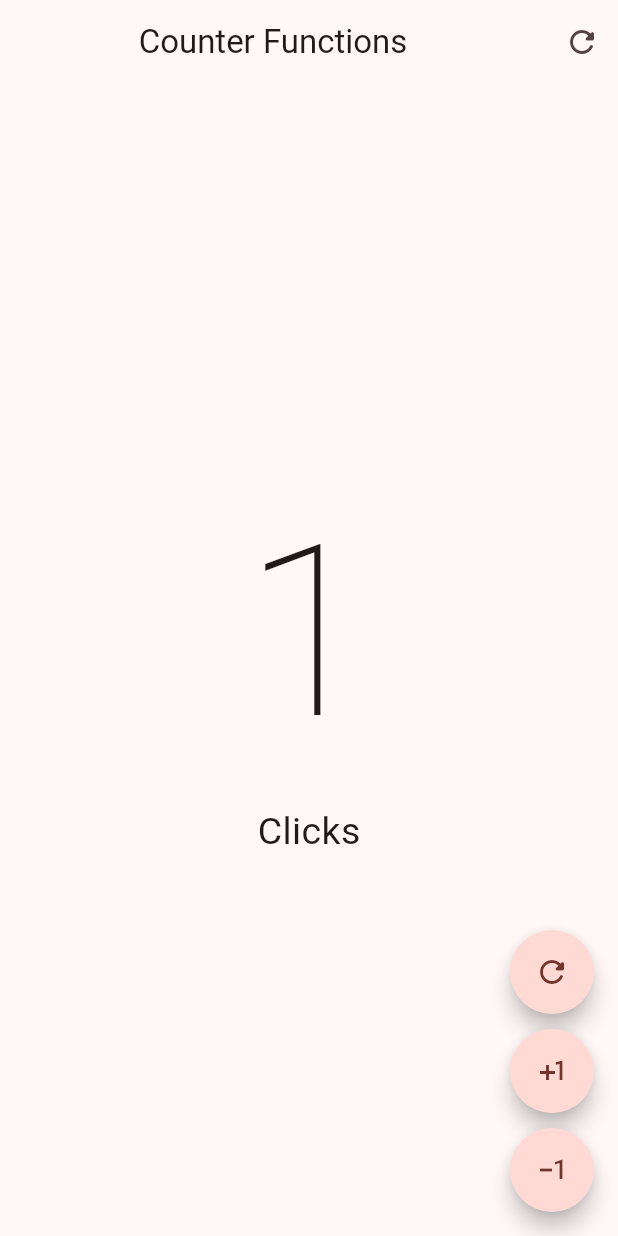
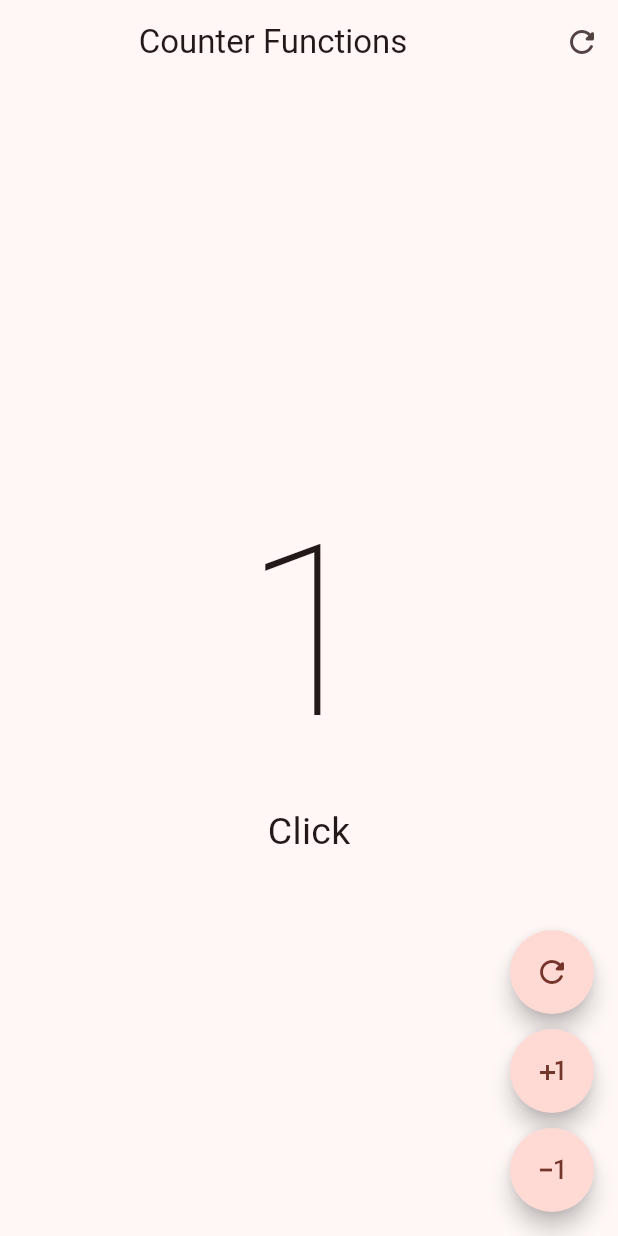
Before and after one commit to 202745EsquedaDaniel/Dart, a Flutter app: the screen it shows after launch, after a tap on the "plus one" icon, on a phone screen of 412 x 824 dp. Run offline on Flutter 3.47's test engine with Material 3 defaults, Android fonts, the phone set to English and light mode, and no system bars.

Commit message:
Hello world finished

```diff
--- a/hello_world_app/lib/presentation/screens/counter/counter_functions_screen.dart
+++ b/hello_world_app/lib/presentation/screens/counter/counter_functions_screen.dart
@@ -34,7 +34,7 @@ class _CounterFunctionsScreenState extends State<CounterFunctionsScreen> {
                   style: const TextStyle(
                       fontSize: 160, fontWeight: FontWeight.w100)),
               Text(
-                ((clickCounter > 0) ? "Clicks" : "Click"),
+                ((clickCounter > 1) ? "Clicks" : "Click"),
                 style: const TextStyle(fontSize: 25),
               )
             ],
@@ -43,35 +43,54 @@ class _CounterFunctionsScreenState extends State<CounterFunctionsScreen> {
         floatingActionButton: Column(
           mainAxisAlignment: MainAxisAlignment.end,
           children: [
-            FloatingActionButton(
-              shape: const StadiumBorder(),
+            CustomButtom(
+              icon: Icons.refresh_rounded,
               onPressed: () {
                 clickCounter = 0;
                 setState(() {});
               },
-              child: const Icon(Icons.refresh_rounded),
             ),
             const SizedBox(
               height: 10,
             ),
-            FloatingActionButton(
-              shape: const StadiumBorder(),
+            CustomButtom(
+              icon: Icons.plus_one,
               onPressed: () {
-                clickCounter += 1;
+                clickCounter++;
                 setState(() {});
               },
-              child: const Icon(Icons.plus_one),
             ),
             const SizedBox(height: 10),
-            FloatingActionButton(
-              shape: const StadiumBorder(),
+            CustomButtom(
+              icon: Icons.exposure_minus_1_outlined,
               onPressed: () {
-                clickCounter -= 1;
+                if (clickCounter == 0) return;
+                clickCounter--;
                 setState(() {});
               },
-              child: const Icon(Icons.exposure_minus_1_outlined),
             ),
           ],
         ));
   }
 }
+
+class CustomButtom extends StatelessWidget {
+  final IconData icon;
+
+  final VoidCallback? onPressed;
+
+  const CustomButtom({
+    super.key,
+    required this.icon,
+    this.onPressed,
+  });
+
+  @override
+  Widget build(BuildContext context) {
+    return FloatingActionButton(
+      shape: const StadiumBorder(),
+      onPressed: onPressed,
+      child: Icon(icon),
+    );
+  }
+}
```
